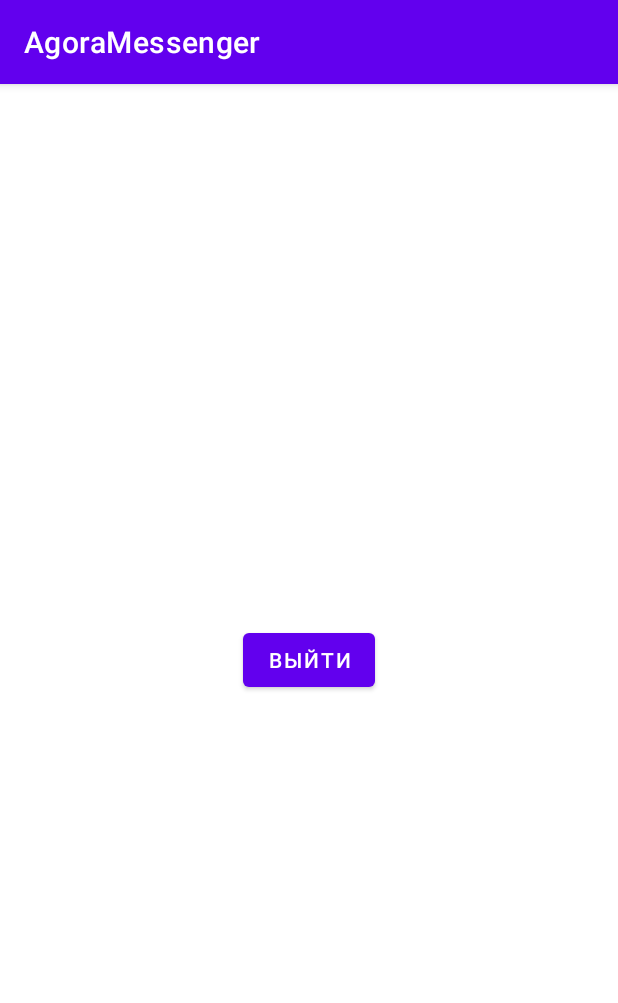
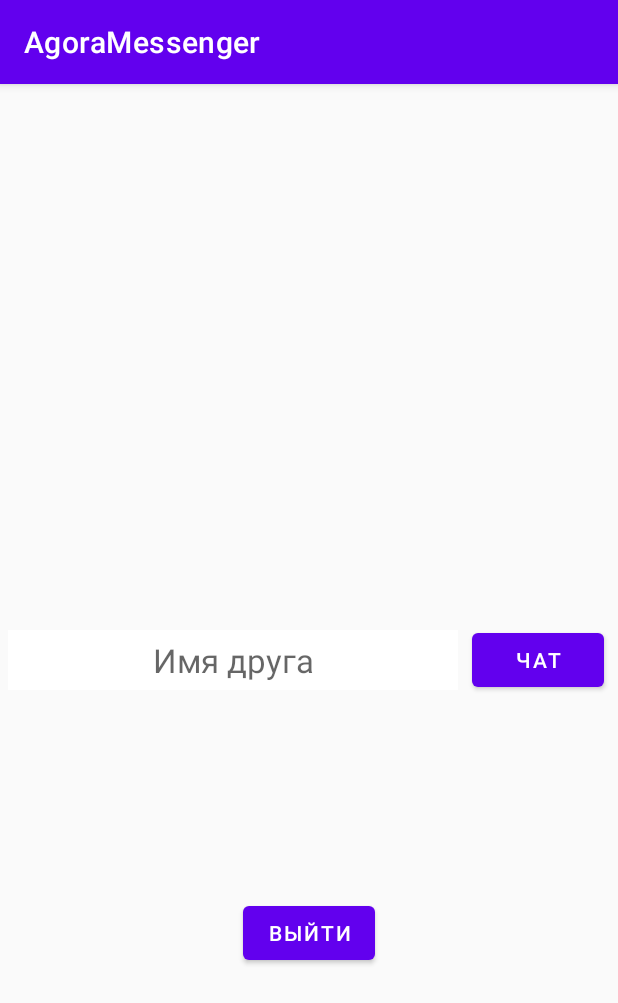
Before and after one commit to Impulseone/AgoraTestAndroid, an Android app: the MainFragment screen opened through its navigation route, on a phone screen of 412 x 824 dp. Shown: the top 1003 px of the screen. Run offline under Robolectric (Android 15) with nearby library versions, the phone set to English and light mode, and no system bars; libraries missing offline, so code that uses them is left out: by.kirich1409.viewbindingdelegate; 5 statements that could not run were skipped.

Commit message:
added chat screen

```diff
--- a/app/src/main/res/layout/activity_start.xml
+++ b/app/src/main/res/layout/activity_start.xml
@@ -2,6 +2,7 @@
 <androidx.constraintlayout.widget.ConstraintLayout xmlns:android="http://schemas.android.com/apk/res/android"
     xmlns:app="http://schemas.android.com/apk/res-auto"
     xmlns:tools="http://schemas.android.com/tools"
+    android:background="@color/grey"
     android:layout_width="match_parent"
     android:layout_height="match_parent"
     tools:context=".StartActivity">
--- a/app/src/main/res/layout/scene_login.xml
+++ b/app/src/main/res/layout/scene_login.xml
@@ -10,13 +10,16 @@
         android:id="@+id/username_et"
         android:layout_width="match_parent"
         android:layout_height="wrap_content"
-        android:layout_margin="40dp"
+        android:layout_margin="50dp"
+        android:background="@color/white"
         android:gravity="center"
         android:hint="@string/uid"
         android:imeOptions="actionDone"
         android:importantForAutofill="no"
         android:inputType="text"
         android:maxLines="1"
+        android:padding="5dp"
+        android:textSize="22sp"
         app:layout_constraintBottom_toBottomOf="parent"
         app:layout_constraintEnd_toEndOf="parent"
         app:layout_constraintStart_toStartOf="parent"
--- a/app/src/main/res/layout/scene_main.xml
+++ b/app/src/main/res/layout/scene_main.xml
@@ -6,15 +6,43 @@
     android:layout_height="match_parent"
     tools:context=".scenes.main.MainFragment">
 
+    <EditText
+        android:id="@+id/friendName_et"
+        android:layout_width="300dp"
+        android:layout_height="wrap_content"
+        android:layout_margin="5dp"
+        android:background="@color/white"
+        android:gravity="center"
+        android:hint="@string/friend_id"
+        android:imeOptions="actionDone"
+        android:importantForAutofill="no"
+        android:inputType="text"
+        android:maxLines="1"
+        android:padding="5dp"
+        android:textSize="22sp"
+        app:layout_constraintBottom_toBottomOf="parent"
+        app:layout_constraintStart_toStartOf="parent"
+        app:layout_constraintTop_toTopOf="parent" />
+
     <Button
-        android:id="@+id/logout_bt"
+        android:id="@+id/chat_btn"
+        android:layout_width="wrap_content"
+        android:layout_height="wrap_content"
+        android:text="@string/chat"
+        app:layout_constraintBottom_toBottomOf="parent"
+        app:layout_constraintEnd_toEndOf="parent"
+        app:layout_constraintStart_toEndOf="@+id/friendName_et"
+        app:layout_constraintTop_toTopOf="parent" />
+
+    <Button
+        android:id="@+id/logout_btn"
         android:layout_width="wrap_content"
         android:layout_height="wrap_content"
         android:text="@string/logout"
         app:layout_constraintBottom_toBottomOf="parent"
         app:layout_constraintEnd_toEndOf="parent"
         app:layout_constraintStart_toStartOf="parent"
-        app:layout_constraintTop_toTopOf="parent" />
+        app:layout_constraintTop_toTopOf="@id/friendName_et" />
 
     <ProgressBar
         android:id="@+id/progressbar"
--- a/app/src/main/res/navigation/nav_graph.xml
+++ b/app/src/main/res/navigation/nav_graph.xml
@@ -21,6 +21,14 @@
         <action
             android:id="@+id/action_mainFragment_to_loginFragment"
             app:destination="@id/loginFragment" />
+        <action
+            android:id="@+id/action_mainFragment_to_personalChatFragment"
+            app:destination="@id/personalChatFragment" />
     </fragment>
+    <fragment
+        android:id="@+id/personalChatFragment"
+        android:name="com.example.agoratestandroid.scenes.personalChat.PersonalChatFragment"
+        android:label="fragment_personal_chat"
+        tools:layout="@layout/fragment_personal_chat" />
 
 </navigation>
--- a/app/src/main/res/values/colors.xml
+++ b/app/src/main/res/values/colors.xml
@@ -7,4 +7,5 @@
     <color name="teal_700">#FF018786</color>
     <color name="black">#FF000000</color>
     <color name="white">#FFFFFFFF</color>
+    <color name="grey">#FAFAFA</color>
 </resources>
--- a/app/src/main/res/values/strings.xml
+++ b/app/src/main/res/values/strings.xml
@@ -7,9 +7,11 @@
     <string name="send_peer_msg_button">Peer MSG</string>
     <string name="send_channel_msg_button">Group MSG</string>
     <string name="uid">Имя пользователя</string>
+    <string name="friend_id">Имя друга</string>
     <string name="msg">Enter your message</string>
     <string name="channel_name">Channel name</string>
     <string name="peer_name">Peer name</string>
+    <string name="chat">Чат</string>
 
     <string name="app_id">47f38cba6b0e41828c054c04d4b781ca</string>
     <string name="login">Войти</string>
```
Also changed, not shown: app/src/main/java/com/example/agoratestandroid/scenes/main/MainFragment.kt (+9 -2 lines), app/src/main/java/com/example/agoratestandroid/scenes/personalChat/PersonalChatFragment.kt (added, +12 -0 lines), app/src/main/java/com/example/agoratestandroid/scenes/personalChat/PersonalChatViewModel.kt (added, +7 -0 lines), app/src/main/res/layout/fragment_personal_chat.xml (added, +13 -0 lines).
